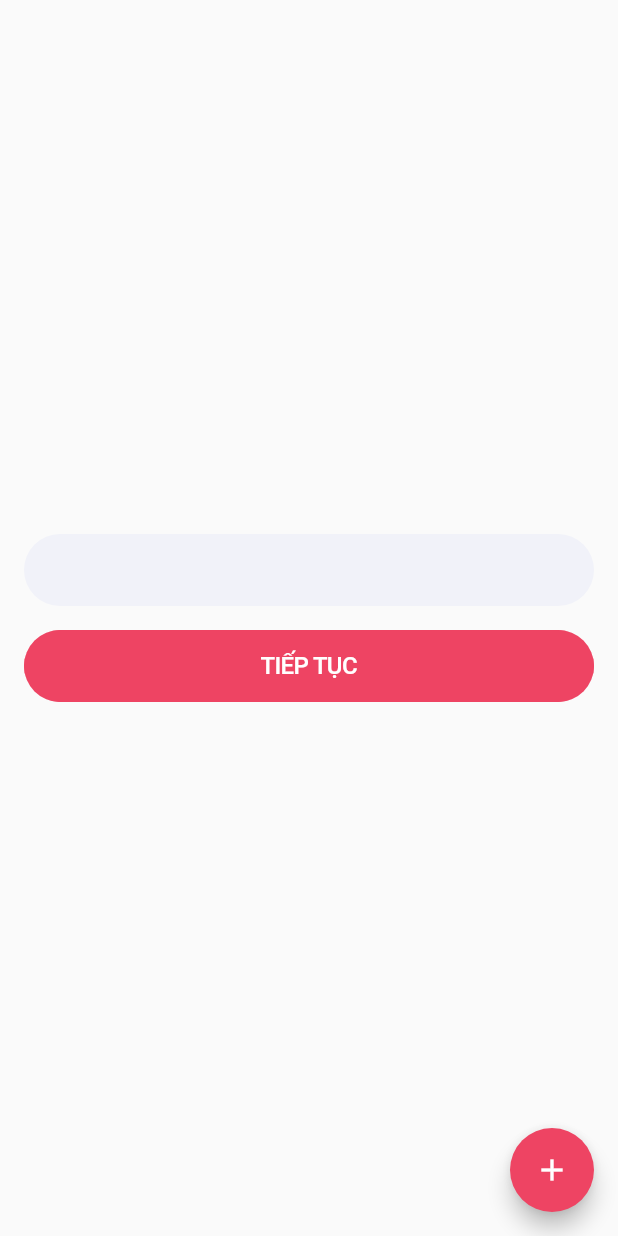
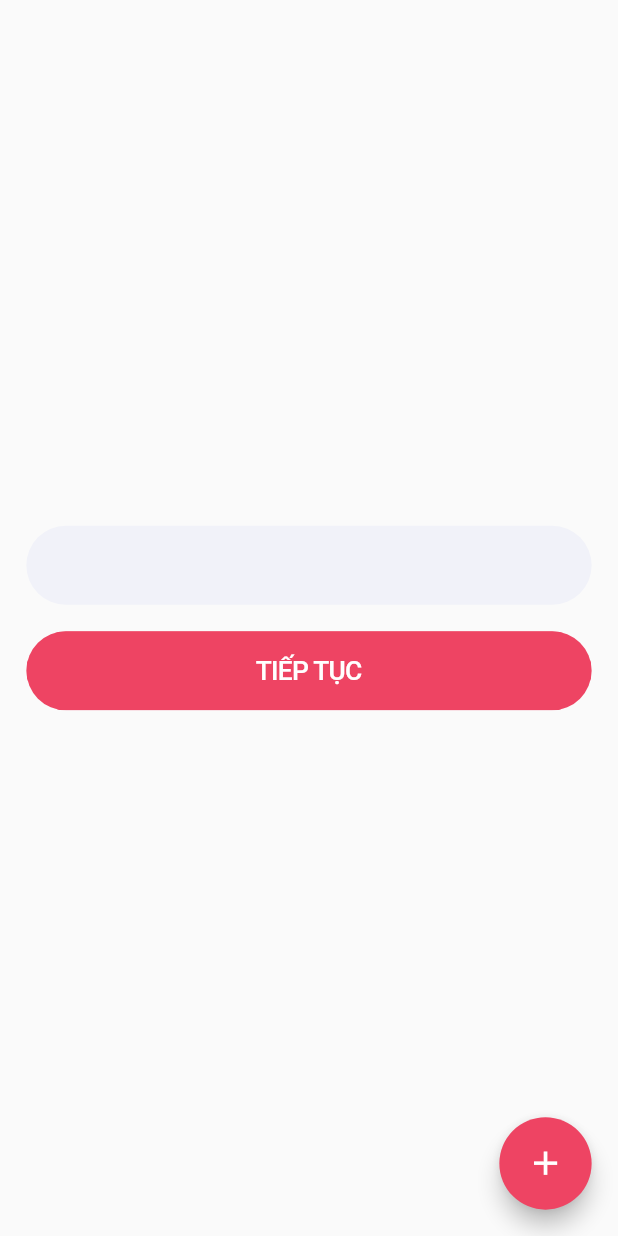
Before and after one commit to tranhuongk/getx_pattern_autogenerate, a Flutter app: the screen it shows after launch, on a phone screen of 412 x 824 dp. Run offline on Flutter 3.47's test engine with Material 2 defaults, Android fonts, the phone set to English and light mode, and no system bars; our stand-ins replace flutter_datetime_picker, flutter_spinkit, get, google_fonts, responsive_framework.

Commit message:
update main

```diff
--- a/lib/main.dart
+++ b/lib/main.dart
@@ -1,5 +1,7 @@
 import 'package:flutter/material.dart';
 import 'package:get/route_manager.dart';
+import 'package:getx_pattern_form/app/theme/app_colors.dart';
+import 'package:responsive_framework/responsive_framework.dart';
 import 'package:getx_pattern_form/app/routes/app_pages.dart';
 import 'package:getx_pattern_form/app/theme/app_theme.dart';
 import 'package:getx_pattern_form/app/translations/app_translations.dart';
@@ -21,6 +23,22 @@ class MyApp extends StatelessWidget {
       // Dismiss keyboard when clicked outside
       onTap: () => Common.dismissKeyboard(),
       child: GetMaterialApp(
+        builder: (context, child) => ResponsiveWrapper.builder(
+          child,
+          defaultScaleFactor: 1.2,
+          maxWidth: 1200,
+          minWidth: 450,
+          defaultScale: true,
+          breakpoints: [
+            ResponsiveBreakpoint.resize(450, name: MOBILE),
+            ResponsiveBreakpoint.autoScale(800, name: MOBILE),
+            ResponsiveBreakpoint.autoScale(800, name: TABLET),
+            ResponsiveBreakpoint.autoScale(1000, name: TABLET),
+            ResponsiveBreakpoint.resize(1200, name: DESKTOP),
+            ResponsiveBreakpoint.autoScale(2460, name: "4K"),
+          ],
+          background: ColoredBox(color: AppColors.white),
+        ),
         initialRoute: AppRoutes.INITIAL,
         theme: AppThemes.themData,
         getPages: AppPages.pages,
```
